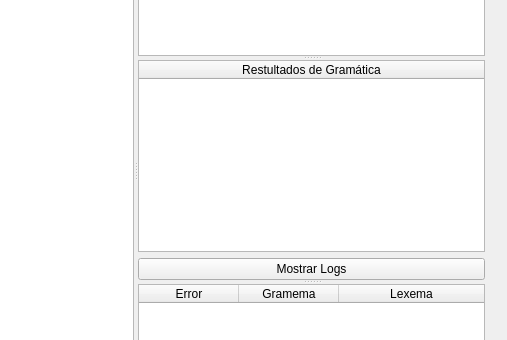
First picture: the form in mainwindow.ui, repository Natural-H/analizador-talos, before the edit; both pictures show x 492 to 999 and y 144 to 484 of the 999 by 628 pixel window.
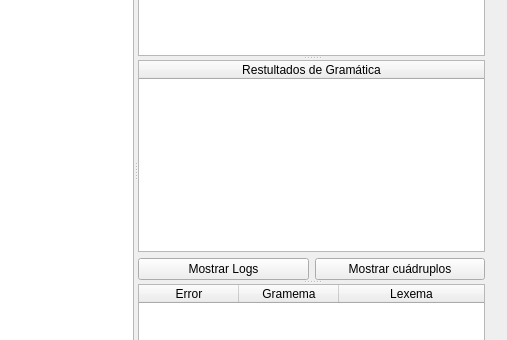
Second picture: the form after the edit.

What changed in the file:
```diff
--- a/mainwindow.ui
+++ b/mainwindow.ui
@@ -212,8 +212,22 @@
         </layout>
        </widget>
        <widget class="QWidget" name="verticalLayoutWidget_2">
-        <layout class="QVBoxLayout" name="verticalLayout_3">
-         <item>
+        <layout class="QGridLayout" name="gridLayout_3">
+         <item row="1" column="0">
+          <widget class="QPushButton" name="showLogsButton">
+           <property name="text">
+            <string>Mostrar Logs</string>
+           </property>
+          </widget>
+         </item>
+         <item row="1" column="1">
+          <widget class="QPushButton" name="showQuadsButton">
+           <property name="text">
+            <string>Mostrar cuádruplos</string>
+           </property>
+          </widget>
+         </item>
+         <item row="0" column="0" colspan="2">
           <widget class="QTableWidget" name="tableGrammarResults">
            <property name="editTriggers">
             <set>QAbstractItemView::EditTrigger::AnyKeyPressed|QAbstractItemView::EditTrigger::EditKeyPressed</set>
@@ -243,13 +257,6 @@
            </column>
           </widget>
          </item>
-         <item>
-          <widget class="QPushButton" name="showLogsButton">
-           <property name="text">
-            <string>Mostrar Logs</string>
-           </property>
-          </widget>
-         </item>
         </layout>
        </widget>
        <widget class="QWidget" name="verticalLayoutWidget_3">
```
